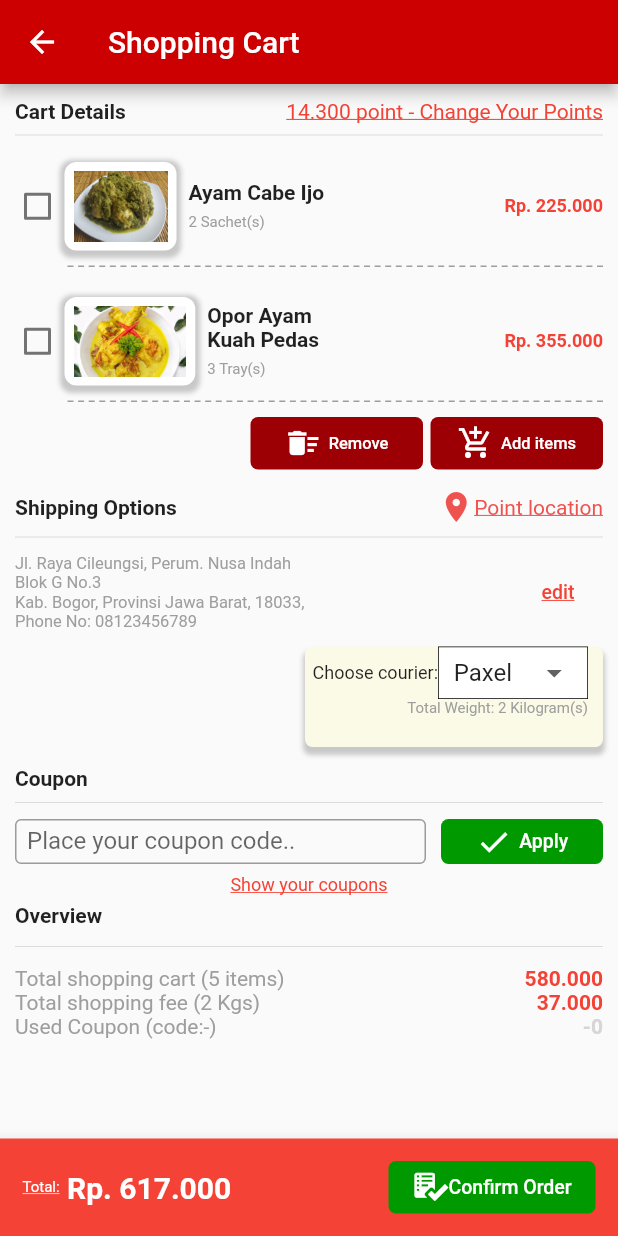
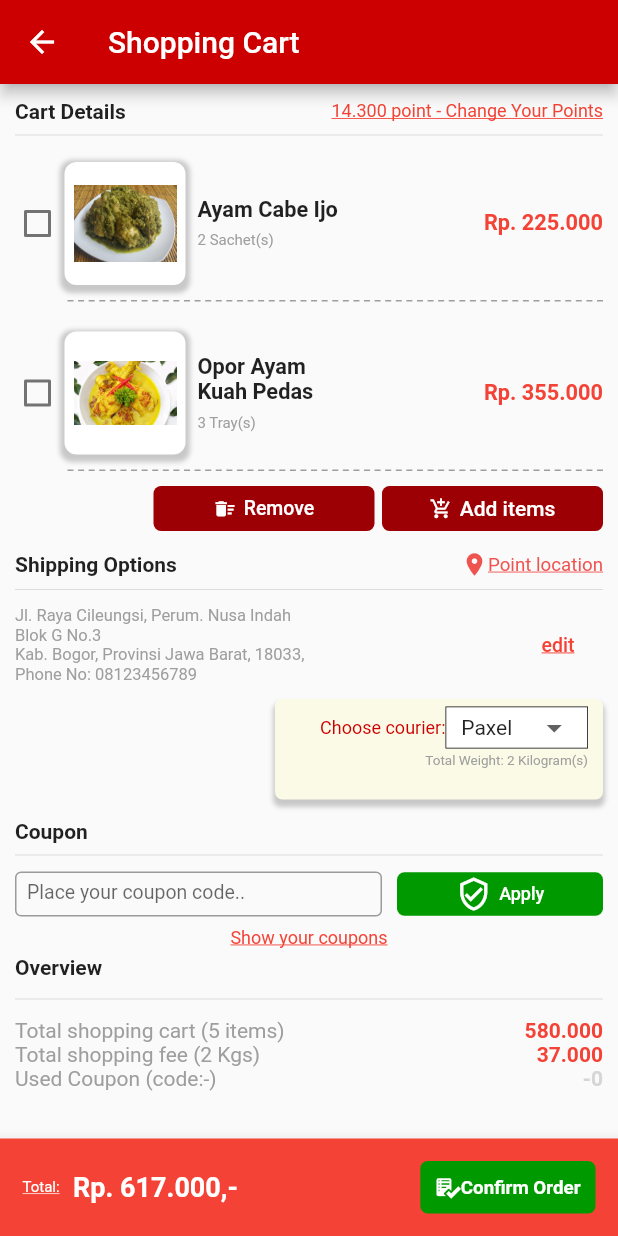
Before and after one commit to manofi21/justLayout, a Flutter app: the screen it shows after launch, on a phone screen of 412 x 824 dp. Run offline on Flutter 3.47's test engine with Material 2 defaults, Android fonts, the phone set to English and light mode, and no system bars; drawn by our look-alikes of flutter_dash.

Commit message:
another past

```diff
--- a/lib/screen01.dart
+++ b/lib/screen01.dart
@@ -1,6 +1,8 @@
 import 'package:flutter/material.dart';
 import 'package:flutter_dash/flutter_dash.dart';
 import 'package:tempatMakna/constant.dart';
+import 'package:tempatMakna/widget/button.dart';
+import 'package:tempatMakna/widget/image.dart';
 import 'tapdart.dart';
 
 class HomeScreen extends StatelessWidget {
@@ -11,7 +13,7 @@ class HomeScreen extends StatelessWidget {
       .map(
         (String value) => DropdownMenuItem<String>(
           value: value,
-          child: Text(value),
+          child: Text(value, style: TextStyle(fontSize: 14),),
         ),
       )
       .toList();
@@ -34,14 +36,12 @@ class HomeScreen extends StatelessWidget {
                 children: [
                   Text(
                     "Cart Details",
-                    style: TextStyle(fontWeight: FontWeight.bold),
+                    style: TextStyle(
+                        fontWeight: FontWeight.bold,
+                        fontSize: MediaQuery.of(context).textScaleFactor + 13),
                   ),
-                  Text(
-                    "14.300 point - Change Your Points",
-                    style: TextStyle(
-                        color: Colors.red,
-                        decoration: TextDecoration.underline),
-                  )
+                  SizedBox(width: 20),
+                  pointButton(MediaQuery.of(context).textScaleFactor + 13)
                 ],
               ),
               Divider(),
@@ -57,13 +57,13 @@ class HomeScreen extends StatelessWidget {
                       child: Checkbox(value: false, onChanged: (value) {}),
                     ),
                   ),
-                  fotoMakanan("assets/ayamCabeIjo.jpeg", 'Ayam Cabe Ijo',
-                      '2 Sachet(s)'),
+                  fotoMakanan(context, "assets/ayamCabeIjo.jpeg",
+                      'Ayam Cabe Ijo', '2 Sachet(s)'),
                   Spacer(),
                   Text(
                     "Rp. 225.000",
                     style: TextStyle(
-                      fontSize: 12,
+                      fontSize: MediaQuery.of(context).textScaleFactor + 13.5,
                       fontWeight: FontWeight.bold,
                       color: Colors.red,
                     ),
@@ -87,15 +87,16 @@ class HomeScreen extends StatelessWidget {
                       child: Checkbox(value: false, onChanged: (value) {}),
                     ),
                   ),
-                  fotoMakanan("assets/oporAyam.jpg", "Opor Ayam \nKuah Pedas",
-                      "3 Tray(s)"),
+                  fotoMakanan(context, "assets/oporAyam.jpg",
+                      "Opor Ayam \nKuah Pedas", "3 Tray(s)"),
                   Spacer(),
                   Text(
                     "Rp. 355.000",
                     style: TextStyle(
                         fontWeight: FontWeight.bold,
                         color: Colors.red,
-                        fontSize: 12),
+                        fontSize:
+                            MediaQuery.of(context).textScaleFactor + 13.5),
                   ),
                 ],
               ),
@@ -111,8 +112,8 @@ class HomeScreen extends StatelessWidget {
                 children: [
                   Spacer(),
                   SizedBox(
-                    height: 35,
-                    width: 115,
+                    height: 30,
+                    width: (MediaQuery.of(context).size.width / 3) + 10,
                     child: Container(
                         decoration: BoxDecoration(
                             color: redRemoveAndAdd,
@@ -125,6 +126,8 @@ class HomeScreen extends StatelessWidget {
                                 Icon(
                                   Icons.delete_sweep,
                                   color: Colors.white,
+                                  size: MediaQuery.of(context).textScaleFactor +
+                                      14,
                                 ),
                                 SizedBox(
                                   width: 5,
@@ -132,15 +135,18 @@ class HomeScreen extends StatelessWidget {
                                 Text(
                                   "Remove",
                                   style: TextStyle(
-                                      color: Colors.white, fontSize: 11),
+                                      color: Colors.white,
+                                      fontSize: MediaQuery.of(context)
+                                              .textScaleFactor +
+                                          12),
                                 ),
                               ],
                             ))),
                   ),
                   SizedBox(width: 5),
                   SizedBox(
-                    height: 35,
-                    width: 115,
+                    height: 30,
+                    width: (MediaQuery.of(context).size.width / 3) + 10,
                     child: Container(
                         decoration: BoxDecoration(
                             color: redRemoveAndAdd,
@@ -153,6 +159,8 @@ class HomeScreen extends StatelessWidget {
                                 Icon(
                                   Icons.add_shopping_cart,
                                   color: Colors.white,
+                                  size: MediaQuery.of(context).textScaleFactor +
+                                      14,
                                 ),
                                 SizedBox(
                                   width: 5,
@@ -160,7 +168,10 @@ class HomeScreen extends StatelessWidget {
                                 Text(
                                   "Add items",
                                   style: TextStyle(
-                                      color: Colors.white, fontSize: 11),
+                                      color: Colors.white,
+                                      fontSize: MediaQuery.of(context)
+                                              .textScaleFactor +
+                                          13),
                                 ),
                               ],
                             ))),
@@ -176,17 +187,21 @@ class HomeScreen extends StatelessWidget {
                 children: [
                   Text(
                     "Shipping Options",
-                    style: TextStyle(fontWeight: FontWeight.bold),
+                    style: TextStyle(
+                        fontWeight: FontWeight.bold,
+                        fontSize: MediaQuery.of(context).textScaleFactor + 13),
                   ),
                   Row(
                     children: [
                       Icon(
                         Icons.location_on,
                         color: Colors.red[400],
+                        size: MediaQuery.of(context).textScaleFactor + 17,
                       ),
                       Text(
                         "Point location",
                         style: TextStyle(
+                            fontSize:  MediaQuery.of(context).textScaleFactor + 11.5,
                             color: Colors.red[400],
                             decoration: TextDecoration.underline),
                       ),
@@ -246,22 +261,23 @@ class HomeScreen extends StatelessWidget {
                             ))
                       ],
                     ),
-                    padding: EdgeInsets.only(right: 10, left: 5, bottom: 20),
+                    padding: EdgeInsets.only(right: 10, left: 30, bottom: 20),
                     child: Column(
                       crossAxisAlignment: CrossAxisAlignment.end,
                       children: [
+                        SizedBox(height: 5),
                         Row(
                             mainAxisAlignment: MainAxisAlignment.end,
                             children: [
                               Text(
                                 "Choose courier:",
-                                style: TextStyle(fontSize: 12),
+                                style: TextStyle(fontSize: MediaQuery.of(context).textScaleFactor + 11, color: red),
                               ),
                               Container(
                                 decoration: BoxDecoration(color: Colors.white),
                                 child: Container(
-                                  width: 100,
-                                  height: 35,
+                                  width: 95,
+                                  height: 28,
                                   padding: const EdgeInsets.only(
                                       left: 10.0, right: 10.0),
                                   decoration: BoxDecoration(
@@ -277,9 +293,10 @@ class HomeScreen extends StatelessWidget {
                                 ),
                               )
                             ]),
+                        SizedBox(height: 3),
                         Text(
                           "Total Weight: 2 Kilogram(s)",
-                          style: TextStyle(color: Colors.grey, fontSize: 10),
+                          style: TextStyle(color: Colors.grey, fontSize: 9),
                         )
                       ],
                     ),
@@ -294,7 +311,7 @@ class HomeScreen extends StatelessWidget {
                 children: [
                   Text(
                     "Coupon",
-                    style: TextStyle(fontWeight: FontWeight.bold),
+                    style: TextStyle(fontWeight: FontWeight.bold, fontSize: MediaQuery.of(context).textScaleFactor + 13),
                   ),
                 ],
               ),
@@ -313,6 +330,7 @@ class HomeScreen extends StatelessWidget {
                           contentPadding:
                               EdgeInsets.symmetric(vertical: 5, horizontal: 8),
                           labelText: "Place your coupon code..",
+                          labelStyle: TextStyle(fontSize: 13),
                           fillColor: Colors.white,
                           border: OutlineInputBorder(
                             // borderRadius: BorderRadius.circular(25.0),
@@ -328,8 +346,8 @@ class HomeScreen extends StatelessWidget {
                     width: 10,
                   ),
                   SizedBox(
-                    height: 30,
-                    width: 108,
+                    height: 29,
+                    width: MediaQuery.of(context).size.width / 3,
                     child: Container(
                         decoration: BoxDecoration(
                             color: green,
@@ -340,7 +358,7 @@ class HomeScreen extends StatelessWidget {
                               mainAxisAlignment: MainAxisAlignment.center,
                               children: [
                                 Icon(
-                                  Icons.check,
+                                  Icons.verified_user_outlined,
                                   color: Colors.white,
                                 ),
                                 SizedBox(
@@ -349,7 +367,7 @@ class HomeScreen extends StatelessWidget {
                                 Text(
                                   "Apply",
                                   style: TextStyle(
-                                      color: Colors.white, fontSize: 13),
+                                      color: Colors.white, fontSize: 12),
                                 ),
                               ],
                             ))),
@@ -440,7 +458,8 @@ class HomeScreen extends StatelessWidget {
   }
 }
 
-Widget fotoMakanan(String image, String name, String value) {
+Widget fotoMakanan(
+    BuildContext context, String image, String name, String value) {
   return Column(
     children: [
       Container(
@@ -463,12 +482,7 @@ Widget fotoMakanan(String image, String name, String value) {
                 ),
                 margin: EdgeInsets.zero,
                 padding: EdgeInsets.all(6),
-              child: Image.asset(
-                // "assets/ayamCabeIjo.jpeg",
-                image,
-                height: 47,
-              ),
-            ),
+                child: dynamicImage(image, context)),
             SizedBox(
               width: 8,
             ),
@@ -476,15 +490,11 @@ Widget fotoMakanan(String image, String name, String value) {
               mainAxisAlignment: MainAxisAlignment.start,
               crossAxisAlignment: CrossAxisAlignment.start,
               children: [
-                // SizedBox(
-                //   height: 4,
-                // ),
                 Text(
-                  // 'Ayam Cabe Ijo',
                   name,
                   style: TextStyle(
                       fontWeight: FontWeight.bold,
-                  ),
+                      fontSize: MediaQuery.of(context).textScaleFactor + 13.5),
                 ),
                 SizedBox(
                   height: 6,
--- a/lib/tapdart.dart
+++ b/lib/tapdart.dart
@@ -26,6 +26,7 @@ class _BottomAppbarExampleState extends State<BottomAppbarExample> {
     );
   }
 }
+
 BottomAppBar buildBottomAppBar(BuildContext context) {
   return BottomAppBar(
     shape: CircularNotchedRectangle(),
@@ -35,37 +36,45 @@ class _BottomAppbarExampleState extends State<BottomAppbarExample> {
       child: Row(
         children: <Widget>[
           Text(
-              "Total:  ",
+            "Total:",
             style: TextStyle(
                 color: Colors.white,
                 decoration: TextDecoration.underline,
                 fontSize: 10),
           ),
-            Text("Rp. 617.000",
+          Text("  Rp. 617.000,-",
               style: TextStyle(
                   color: Colors.white,
                   fontWeight: FontWeight.bold,
-                    fontSize: 20)),
+                  fontSize: 18)),
           Spacer(),
           SizedBox(
             height: 35,
-              width: 138,
+            // width: MediaQuery.of(context).size.width / 2,
             child: Container(
-                  decoration: BoxDecoration(color: green, borderRadius: BorderRadius.circular(5)),
-                  child: FlatButton(
-                      onPressed: () {},
+                decoration: BoxDecoration(
+                    color: green, borderRadius: BorderRadius.circular(5)),
+                child: InkWell(
+                    child: Padding(
+                      padding: const EdgeInsets.all(10.0),
                       child: Row(
                   mainAxisAlignment: MainAxisAlignment.center,
                   children: [
                       Icon(
                         MyFlutterApp.checklist,
                         color: Colors.white,
+                        size: 17,
                       ),
                       Text(
                         "Confirm Order",
-                            style: TextStyle(color: Colors.white, fontSize: 13),
+                        style: TextStyle(
+                            color: Colors.white,
+                            fontSize:
+                                MediaQuery.of(context).textScaleFactor + 11.5,
+                            fontWeight: FontWeight.bold),
                       ),
                   ],
+                ),
                     ))),
           ),
         ],
--- /dev/null
+++ b/lib/widget/button.dart
@@ -0,0 +1,12 @@
+import 'package:flutter/material.dart';
+import 'package:tempatMakna/widget/text.dart';
+
+InkWell pointButton(double sizeText) {
+  return InkWell(
+    onTap: () {},
+    child: Text(
+      "14.300 point - Change Your Points",
+      style: redUnderline.copyWith(fontSize: sizeText - 2),
+    ),
+  );
+}
--- /dev/null
+++ b/lib/widget/image.dart
@@ -0,0 +1,9 @@
+import 'package:flutter/material.dart';
+
+Widget dynamicImage(String image, BuildContext context) {
+  return Container(
+    width: MediaQuery.of(context).size.width/ 6,
+    height: 70,
+    decoration: BoxDecoration(image: DecorationImage(image: AssetImage(image))),
+  );
+}
--- a/lib/widget/layout.dart
+++ b/lib/widget/layout.dart
@@ -1,5 +1,6 @@
 import 'package:flutter/material.dart';
 
+class ShoppingCart {
   Widget layoutCartShopping(List<Widget> widgetForPlace) {
     return SafeArea(
         child: SingleChildScrollView(
@@ -7,3 +8,14 @@ Widget layoutCartShopping(List<Widget> widgetForPlace) {
                 padding: EdgeInsets.all(10),
                 child: Column(children: widgetForPlace))));
   }
+
+  Widget rowOne({Text cartDetailText, Text pointText}) {
+    return Row(
+      mainAxisAlignment: MainAxisAlignment.spaceBetween,
+      children: [
+        cartDetailText,
+        pointText,
+      ],
+    );
+  }
+}
--- /dev/null
+++ b/lib/widget/text.dart
@@ -0,0 +1,11 @@
+import 'package:flutter/material.dart';
+
+TextStyle get bold => TextStyle(fontWeight: FontWeight.bold);
+
+TextStyle get redUnderline =>
+    TextStyle(color: Colors.red, decoration: TextDecoration.underline);
+
+
+Text get cartDetails => Text("Cart Details", style: bold);
+
+// Text get
```
Also changed, not shown: lib/provider/provider.dart (added), lib/widget/card.dart (added). Lines whose indentation alone changed are shown as unchanged.
